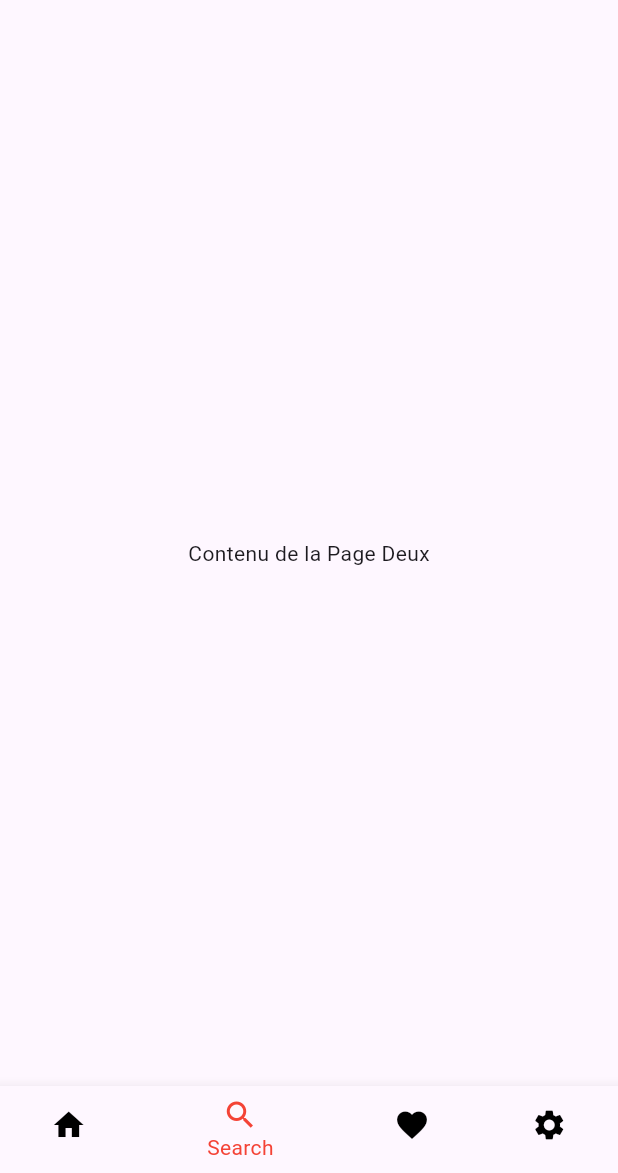
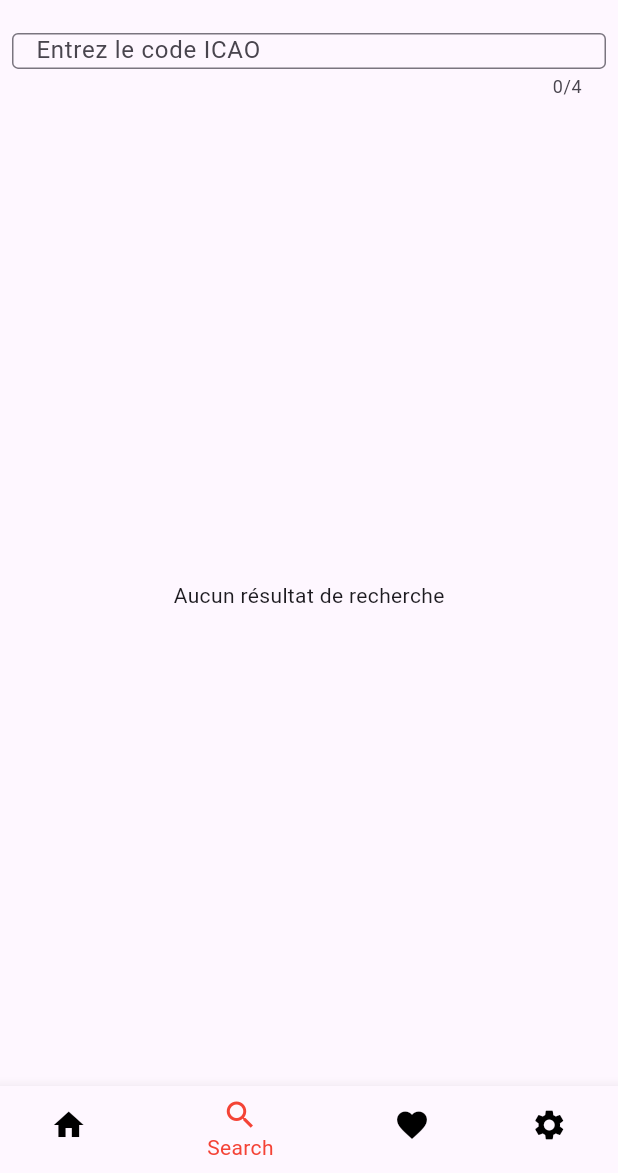
Before and after one commit to Orcadia/sky_cast, a Flutter app: the screen it shows after launch, item 2 of the bottom bar chosen, on a phone screen of 412 x 824 dp, the part 63-1236 px from its top. Run offline on Flutter 3.47's test engine with Material 3 defaults, Android fonts, the phone set to English and light mode, and no system bars; our stand-ins replace geolocator, permission_handler.

Commit message:
page de recherche

```diff
--- a/lib/home/pages/search_page.dart
+++ b/lib/home/pages/search_page.dart
@@ -1,10 +1,90 @@
 import 'package:flutter/material.dart';
+import 'widget/airport_widget.dart';
+import 'package:sky_cast/utils/utils.dart';
+import 'package:sky_cast/models/avwx.dart';
 
-class Searchpage extends StatelessWidget {
+class Searchpage extends StatefulWidget {
+  @override
+  _SearchpageState createState() => _SearchpageState();
+}
+
+class _SearchpageState extends State<Searchpage> {
+  TextEditingController _textEditingController = TextEditingController();
+  METAR? _metar;
+  String? _searchResult;
+  String _errorMessage = '';
+
   @override
   Widget build(BuildContext context) {
-    return Center(
-      child: Text('Contenu de la Page Deux'), // Ajoutez ici le contenu de votre première page
+    return Scaffold(
+      appBar: AppBar(
+        title: Text('Search'),
+        actions: [
+          Expanded(
+            child: Padding(
+              padding: const EdgeInsets.all(8.0),
+              child: TextField(
+                maxLength: 4,
+                controller: _textEditingController,
+                onChanged: (value) {
+                  _search(value); // Exécute la recherche chaque fois que le texte change
+                },
+                decoration: InputDecoration(
+                  labelText: 'Entrez le code ICAO',
+                  border: OutlineInputBorder(),
+                ),
+              ),
+            ),
+          ),
+        ],
+      ),
+      body: _buildBody(),
     );
   }
+
+  Widget _buildBody() {
+    if (_errorMessage.isNotEmpty) {
+      return Center(
+        child: Text(_errorMessage),
+      );
+    } else if (_metar == null) {
+      return Center(
+        child: Text('Aucun résultat de recherche'),
+      );
+    } else {
+      return AirportWidget(
+        metarAirportCode: _metar!,
+      );
+    }
+  }
+
+  void _search(String searchText) async {
+    if (searchText.isEmpty) {
+      setState(() {
+        _metar = null;
+        _errorMessage = 'Aucun code ICAO entré';
+      });
+      return;
+    }
+
+    try {
+      METAR metar = await fetchMetar(searchText.toUpperCase());
+      setState(() {
+        _metar = metar;
+        _searchResult = searchText;
+        _errorMessage = '';
+      });
+    } catch (e) {
+      setState(() {
+        _metar = null;
+        _errorMessage = 'Il n\'existe pas d\'aéroport avec le code $searchText';
+      });
+    }
+  }
+
+  @override
+  void dispose() {
+    _textEditingController.dispose();
+    super.dispose();
+  }
 }
```
Also changed, not shown: lib/home/pages/widget/airport_widget.dart (added, +72 -0 lines).
